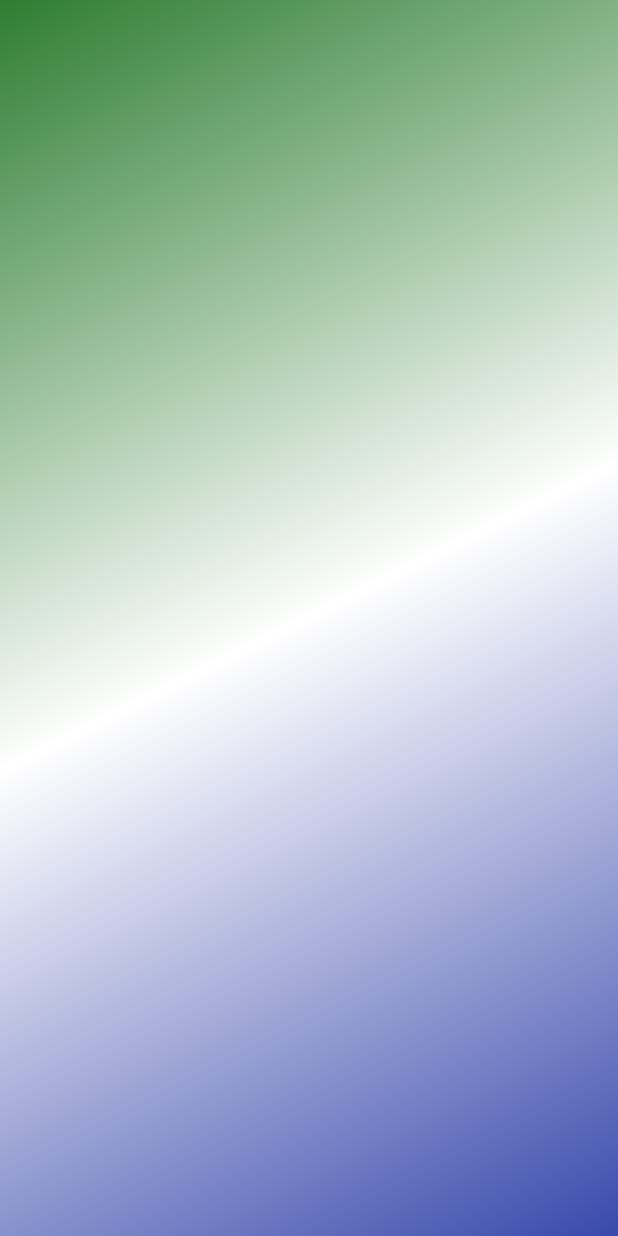
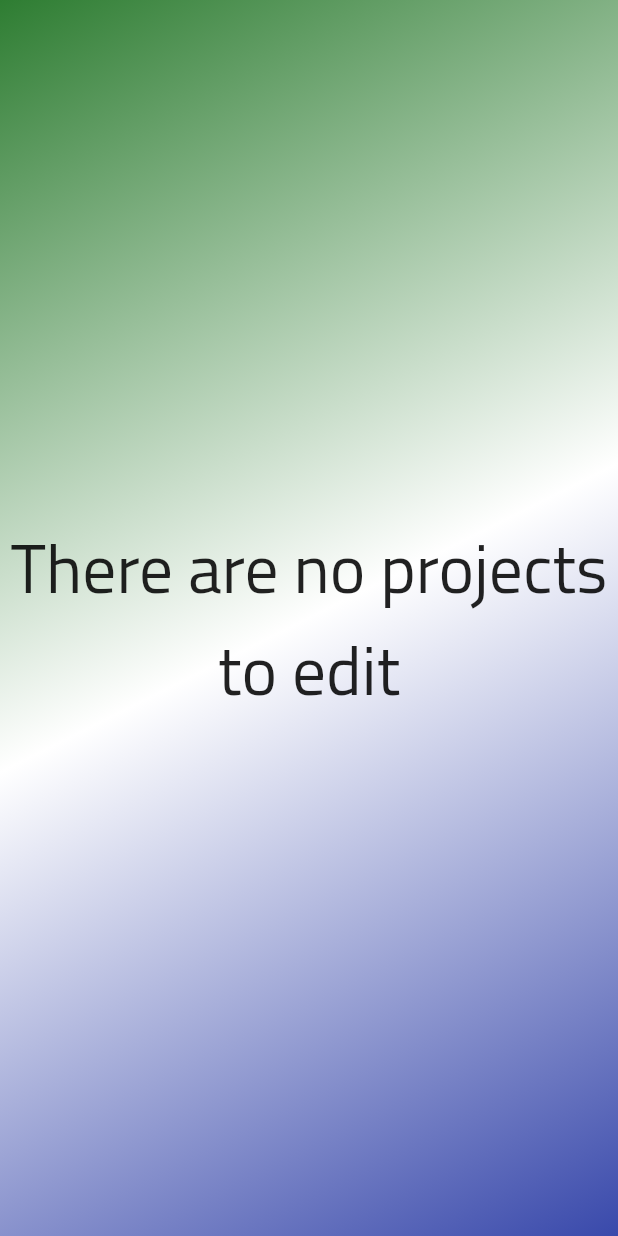
Before and after one commit to marceloarauj/AutomatonStudio, a Flutter app: the LoadView screen opened by its route, on a phone screen of 412 x 824 dp. Run offline on Flutter 3.47's test engine with Material 2 defaults, Android fonts, the phone set to English and light mode, and no system bars; missing offline and left inert: arrow_path, country_icons, masked_text.

Commit message:
Adicionando aviso caso não exista projetos salvos

```diff
--- a/lib/configurations/Language.dart
+++ b/lib/configurations/Language.dart
@@ -35,6 +35,7 @@ class Language {
   static String alertfnda = "non-deterministic automaton unavaible";
   // alerts
   static String initialStateNotFound = "Could not find an initial state";
+  static String loadEmptyProjects = "There are no projects to edit";
 
   static void changeLanguage(LanguageEnum language){
 
@@ -66,6 +67,7 @@ class Language {
         saveProject = "Salvar o projeto ?";
         close = "Fechar";
         filename= "Nome do arquivo";
+        loadEmptyProjects = "Não existem projetos para edição";
 
         //alertTexts pt-br
         mandoryFilename = filename + " Obrigatório";
@@ -102,6 +104,7 @@ class Language {
         saveProject = "Save Project ?";
         close = "Close";
         filename= "Filename";
+        loadEmptyProjects = "There are no projects to edit";
 
         //alert Texts
         mandoryFilename = "Filename is mandatory";
--- a/lib/load/Load.View.dart
+++ b/lib/load/Load.View.dart
@@ -27,7 +27,19 @@ class _LoadViewState extends State<LoadView> {
               List<String>? files = snapshot.data as List<String>?;
 
               if (files!.isEmpty) {
-                return Container();
+                return Container(
+                  width: MediaQuery.of(context).size.width,
+                  height: MediaQuery.of(context).size.height,
+                  child: Align(
+                    alignment: Alignment.center,
+                    child: Text(Language.loadEmptyProjects,
+                    textAlign: TextAlign.center,
+                    style: TextStyle(
+                      fontFamily: "Tittilium",
+                      fontSize: 45
+                    ))
+                  )
+                );
               }
               return SingleChildScrollView(
                   child: Padding(
```
